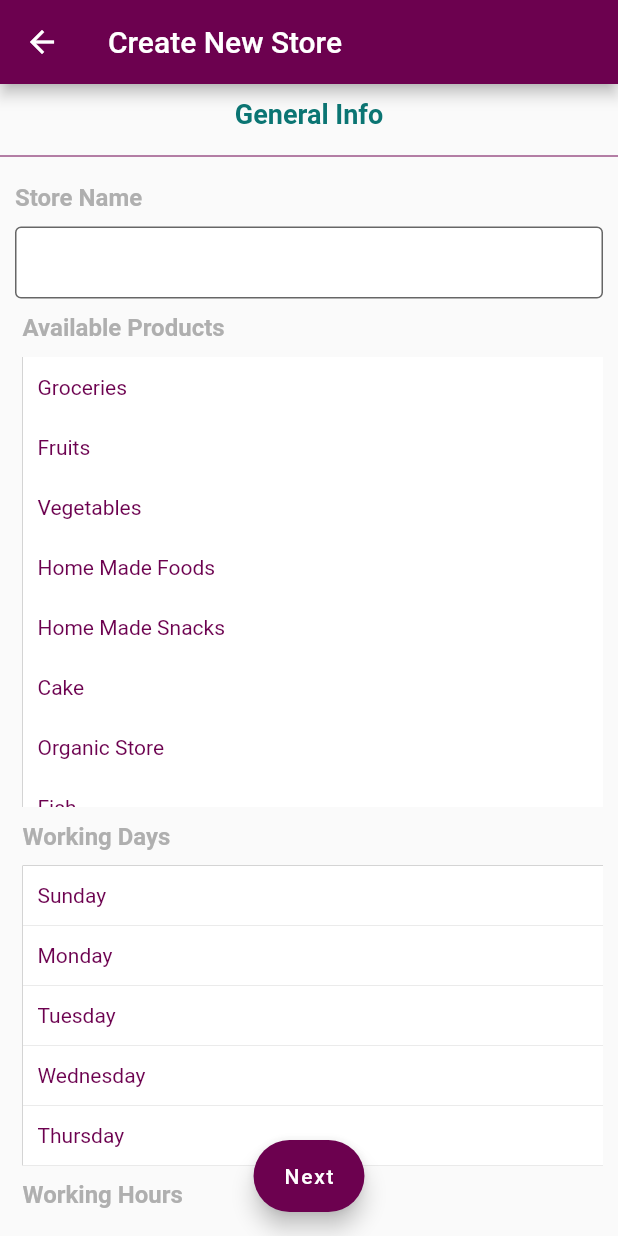
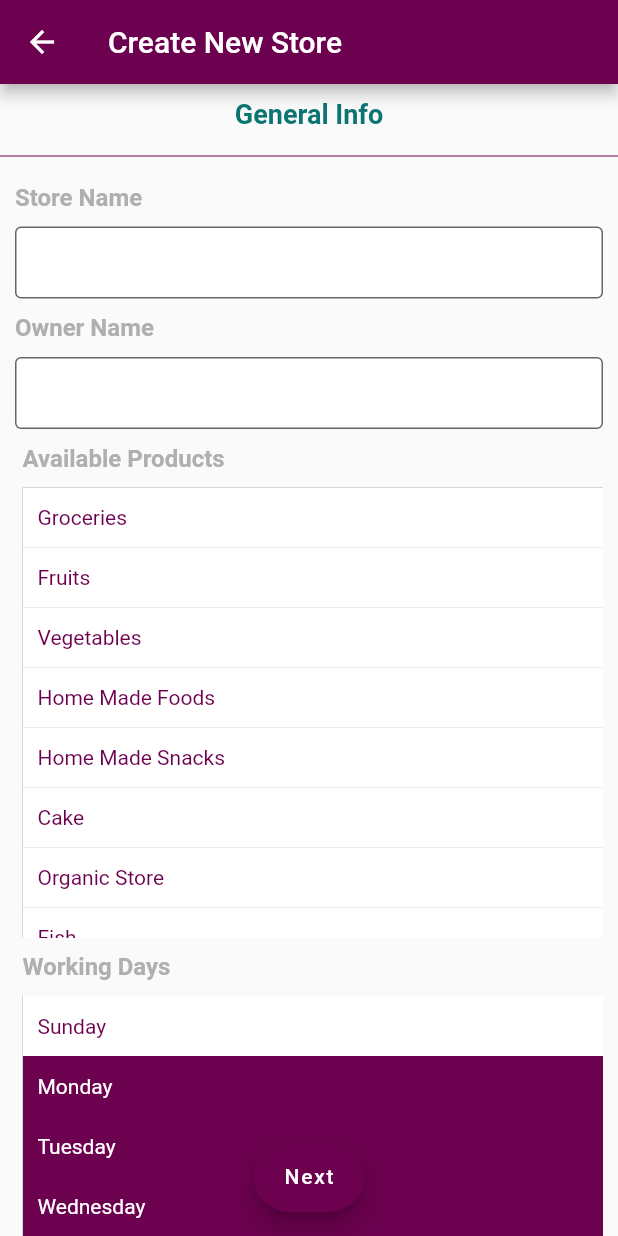
Before and after one commit to muthu-tm/food-seller-admin, a Flutter app: the AddNewStoreHome screen opened directly, on a phone screen of 412 x 824 dp. Run offline on Flutter 3.47's test engine with Material 2 defaults, Android fonts, the phone set to English and light mode, and no system bars; our stand-ins replace cloud_firestore, email_validator, firebase_analytics, firebase_auth, firebase_messaging, geolocator and 5 more; missing offline and left inert: encrypt, geoflutterfire; accounts and stored records are empty; generated files the repository leaves out were written again; Roboto replaces fonts that are missing (Georgia); statements that could not run were skipped.

Commit message:
completed add store; country code changed to int field

```diff
--- a/lib/db/models/delivery_details.dart
+++ b/lib/db/models/delivery_details.dart
@@ -7,9 +7,9 @@ class DeliveryDetails {
   @JsonKey(name: 'max_distance', defaultValue: 5)
   int maxDistance;
   @JsonKey(name: 'delivery_from')
-  int deliveryFrom;
+  String deliveryFrom;
   @JsonKey(name: 'delivery_till')
-  int deliveryTill;
+  String deliveryTill;
   @JsonKey(name: 'delivery_options', defaultValue: [1, 2])
   List<int> availableOptions;
   @JsonKey(name: 'delivery_charges_02')
--- /dev/null
+++ b/lib/db/models/geopoint_data.dart
@@ -0,0 +1,19 @@
+import 'package:json_annotation/json_annotation.dart';
+
+part 'geopoint_data.g.dart';
+
+@JsonSerializable(explicitToJson: true)
+class GeoPointData {
+  @JsonKey(name: 'latitude')
+  double latitude;
+  @JsonKey(name: 'longitude')
+  double longitude;
+  @JsonKey(name: 'geo_hash')
+  String geoHash;
+
+  GeoPointData();
+
+  factory GeoPointData.fromJson(Map<String, dynamic> json) =>
+      _$GeoPointDataFromJson(json);
+  Map<String, dynamic> toJson() => _$GeoPointDataToJson(this);
+}
--- a/lib/db/models/store_contacts.dart
+++ b/lib/db/models/store_contacts.dart
@@ -8,8 +8,8 @@ class StoreContacts {
   String contactName;
   @JsonKey(name: 'contact_number')
   int contactNumber;
-  @JsonKey(name: 'country_code', defaultValue: "+91")
-  String countryCode;
+  @JsonKey(name: 'country_code', defaultValue: 91)
+  int countryCode;
   @JsonKey(name: 'email', defaultValue: "")
   String emailId;
   @JsonKey(name: 'is_verified', defaultValue: false)
--- a/lib/db/models/store_locations.dart
+++ b/lib/db/models/store_locations.dart
@@ -1,14 +1,22 @@
 import 'package:chipchop_seller/db/models/delivery_details.dart';
+import 'package:chipchop_seller/db/models/model.dart';
+import 'package:chipchop_seller/db/models/store.dart';
 import 'package:chipchop_seller/db/models/store_contacts.dart';
 import 'package:chipchop_seller/db/models/address.dart';
+import 'package:chipchop_seller/db/models/geopoint_data.dart';
+import 'package:cloud_firestore/cloud_firestore.dart';
 import 'package:json_annotation/json_annotation.dart';
 
 part 'store_locations.g.dart';
 
 @JsonSerializable(explicitToJson: true)
 class StoreLocations {
+  @JsonKey(name: 'uuid', defaultValue: "")
+  String uuid;
   @JsonKey(name: 'loc_name', defaultValue: "")
   String locationName;
+  @JsonKey(name: 'geo_point', defaultValue: "")
+  GeoPointData geoPoint;
   @JsonKey(name: 'avail_products')
   List<int> availProducts;
   @JsonKey(name: 'working_days')
@@ -31,4 +39,20 @@ class StoreLocations {
   factory StoreLocations.fromJson(Map<String, dynamic> json) =>
       _$StoreLocationsFromJson(json);
   Map<String, dynamic> toJson() => _$StoreLocationsToJson(this);
+
+  CollectionReference getCollectionRef(String uuid) {
+    return Store().getDocumentReference(uuid).collection("store_locations");
+  }
+
+  Query getGroupQuery() {
+    return Model.db.collectionGroup('store_locations');
+  }
+
+  String getID() {
+    return this.uuid;
+  }
+
+  DocumentReference getDocumentReference(String storeUUID, String locUUID) {
+    return getCollectionRef(uuid).document();
+  }
 }
--- a/lib/db/models/user.dart
+++ b/lib/db/models/user.dart
@@ -18,7 +18,7 @@ class User extends Model {
   @JsonKey(name: 'mobile_number', nullable: false)
   int mobileNumber;
   @JsonKey(name: 'country_code', nullable: false)
-  String countryCode;
+  int countryCode;
   @JsonKey(name: 'emailID', defaultValue: "")
   String emailID;
   @JsonKey(name: 'password', nullable: false)
@@ -69,7 +69,7 @@ class User extends Model {
   }
 
   String getID() {
-    return this.countryCode+this.mobileNumber.toString();
+    return this.countryCode.toString() + this.mobileNumber.toString();
   }
 
   Stream<DocumentSnapshot> streamUserData() {
--- a/lib/screens/home/AuthPage.dart
+++ b/lib/screens/home/AuthPage.dart
@@ -431,7 +431,7 @@ class _SecretKeyAuthState extends State<SecretKeyAuth> {
       return;
     } else {
       String hashKey = HashGenerator.hmacGenerator(
-          _pController.text, _user.countryCode + _user.mobileNumber.toString());
+          _pController.text, _user.countryCode.toString() + _user.mobileNumber.toString());
       if (hashKey != _user.password) {
         widget._scaffoldKey.currentState.showSnackBar(
             CustomSnackBar.errorSnackBar(
--- a/lib/screens/home/LoginPage.dart
+++ b/lib/screens/home/LoginPage.dart
@@ -34,7 +34,7 @@ class _LoginPageState extends State<LoginPage> {
   User _user;
 
   String number = "";
-  String countryCode = "+91";
+  String countryCode = "91";
   String _smsVerificationCode;
 
   @override
@@ -301,7 +301,7 @@ class _LoginPageState extends State<LoginPage> {
   }
 
   _verifyPhoneNumber() async {
-    String phoneNumber = countryCode + number;
+    String phoneNumber = "+" + countryCode + number;
     final FirebaseAuth _auth = FirebaseAuth.instance;
     await _auth.verifyPhoneNumber(
         phoneNumber: phoneNumber,
--- a/lib/screens/settings/UserProfileWidget.dart
+++ b/lib/screens/settings/UserProfileWidget.dart
@@ -101,7 +101,9 @@ class UserProfileWidget extends StatelessWidget {
               ),
             ),
             title: TextFormField(
-              initialValue: user.countryCode+' '+user.mobileNumber.toString(),
+              initialValue: user.countryCode.toString() +
+                  ' ' +
+                  user.mobileNumber.toString(),
               decoration: InputDecoration(
                 fillColor: CustomColors.sellerLightGrey,
                 filled: true,
--- a/lib/screens/store/AddStoreHome.dart
+++ b/lib/screens/store/AddStoreHome.dart
@@ -1,11 +1,15 @@
 import 'package:chipchop_seller/app_localizations.dart';
 import 'package:chipchop_seller/db/models/address.dart';
+import 'package:chipchop_seller/db/models/delivery_details.dart';
 import 'package:chipchop_seller/db/models/product_categories.dart';
 import 'package:chipchop_seller/db/models/store.dart';
+import 'package:chipchop_seller/db/models/store_contacts.dart';
 import 'package:chipchop_seller/db/models/store_locations.dart';
 import 'package:chipchop_seller/screens/store/LocationPicker.dart';
+import 'package:chipchop_seller/screens/utils/AddressWidget.dart';
 import 'package:chipchop_seller/screens/utils/CustomColors.dart';
 import 'package:chipchop_seller/screens/utils/CustomSnackBar.dart';
+import 'package:chipchop_seller/services/controllers/user/user_service.dart';
 import 'package:flutter/material.dart';
 
 class AddNewStoreHome extends StatefulWidget {
@@ -16,9 +20,11 @@ class AddNewStoreHome extends StatefulWidget {
 class _AddNewStoreHomeState extends State<AddNewStoreHome> {
   final GlobalKey<ScaffoldState> _scaffoldKey = GlobalKey<ScaffoldState>();
   final GlobalKey<FormState> _formKey = GlobalKey<FormState>();
+  Address sAddress = Address();
   String storeName = '';
+  String ownedBy = '';
   List<int> availProducts = [];
-  List<int> workingDays = [];
+  List<int> workingDays = [1, 2, 3, 4, 5];
   TimeOfDay fromTime = TimeOfDay(hour: 9, minute: 0);
   TimeOfDay tillTime = TimeOfDay(hour: 18, minute: 0);
   String activeFrom;
@@ -39,6 +45,8 @@ class _AddNewStoreHomeState extends State<AddNewStoreHome> {
     super.initState();
     activeFrom = '${fromTime.hour}:${fromTime.minute}';
     activeTill = '${tillTime.hour}:${tillTime.minute}';
+
+    ownedBy = cachedLocalUser.firstName + cachedLocalUser.lastName;
   }
 
   @override
@@ -46,7 +54,9 @@ class _AddNewStoreHomeState extends State<AddNewStoreHome> {
     return Scaffold(
       key: _scaffoldKey,
       appBar: AppBar(
-        title: Text("Create New Store"),
+        title: Text(
+          AppLocalizations.of(context).translate('create_new_store'),
+        ),
         backgroundColor: CustomColors.sellerPurple,
       ),
       floatingActionButtonLocation: FloatingActionButtonLocation.centerFloat,
@@ -56,20 +66,50 @@ class _AddNewStoreHomeState extends State<AddNewStoreHome> {
           final FormState form = _formKey.currentState;
 
           if (form.validate()) {
+            if (availProducts.length == 0) {
+              _scaffoldKey.currentState.showSnackBar(
+                CustomSnackBar.errorSnackBar(
+                    "Please Select your available products!", 2),
+              );
+              return;
+            }
+            if (workingDays.length == 0) {
+              _scaffoldKey.currentState.showSnackBar(
+                CustomSnackBar.errorSnackBar(
+                    "Please Set your working days!", 2),
+              );
+              return;
+            }
+            if (sAddress.pincode == null || sAddress.pincode.isEmpty) {
+              _scaffoldKey.currentState.showSnackBar(
+                CustomSnackBar.errorSnackBar("Please enter your PINCODE!", 2),
+              );
+              return;
+            }
             Store store = Store();
             StoreLocations loc = StoreLocations();
+            StoreContacts contacts = StoreContacts();
+            contacts.contactName = cachedLocalUser.firstName;
+            contacts.contactNumber = cachedLocalUser.mobileNumber;
+            contacts.countryCode = cachedLocalUser.countryCode;
+            contacts.isActive = true;
+            contacts.isVerfied = true;
+
             store.storeName = this.storeName;
+            store.ownedBy = this.ownedBy;
             loc.availProducts = this.availProducts;
             loc.activeFrom = activeFrom;
             loc.activeTill = activeTill;
             loc.locationName = storeName;
+            loc.address = sAddress;
             loc.workingDays = workingDays;
-            store.locations = [loc];
+            loc.contacts = [contacts];
+            loc.deliveryDetails = [DeliveryDetails()];
 
             Navigator.push(
               context,
               MaterialPageRoute(
-                builder: (context) => LocationPicker(store),
+                builder: (context) => LocationPicker(store, loc),
                 settings: RouteSettings(name: '/settings/store/add/location'),
               ),
             );
@@ -78,7 +118,9 @@ class _AddNewStoreHomeState extends State<AddNewStoreHome> {
                 CustomSnackBar.errorSnackBar("Please fill valid data!", 2));
           }
         },
-        label: Text("Next"),
+        label: Text(
+          AppLocalizations.of(context).translate('button_next'),
+        ),
       ),
       body: Form(
         key: _formKey,
@@ -120,6 +162,7 @@ class _AddNewStoreHomeState extends State<AddNewStoreHome> {
                 Padding(
                   padding: EdgeInsets.only(left: 10, top: 10, right: 10),
                   child: TextFormField(
+                    autofocus: false,
                     keyboardType: TextInputType.text,
                     textAlign: TextAlign.start,
                     initialValue: storeName,
@@ -137,6 +180,46 @@ class _AddNewStoreHomeState extends State<AddNewStoreHome> {
                         return "Enter Store Name";
                       } else {
                         this.storeName = name.trim();
+                      }
+                      return null;
+                    },
+                  ),
+                ),
+                Padding(
+                  padding: EdgeInsets.only(left: 10.0, top: 10),
+                  child: Align(
+                    alignment: Alignment.topLeft,
+                    child: Text(
+                      AppLocalizations.of(context).translate('owner_name'),
+                      style: TextStyle(
+                          fontFamily: "Georgia",
+                          color: CustomColors.sellerGrey,
+                          fontWeight: FontWeight.bold,
+                          fontSize: 16),
+                    ),
+                  ),
+                ),
+                Padding(
+                  padding: EdgeInsets.only(left: 10, top: 10, right: 10),
+                  child: TextFormField(
+                    autofocus: false,
+                    keyboardType: TextInputType.text,
+                    textAlign: TextAlign.start,
+                    initialValue: ownedBy,
+                    decoration: InputDecoration(
+                      fillColor: CustomColors.sellerWhite,
+                      filled: true,
+                      contentPadding:
+                          EdgeInsets.symmetric(vertical: 1.0, horizontal: 5.0),
+                      border: OutlineInputBorder(
+                          borderSide:
+                              BorderSide(color: CustomColors.sellerGrey)),
+                    ),
+                    validator: (owner) {
+                      if (owner.isEmpty) {
+                        return "Enter Owner Name";
+                      } else {
+                        this.ownedBy = owner.trim();
                       }
                       return null;
                     },
@@ -315,53 +398,8 @@ class _AddNewStoreHomeState extends State<AddNewStoreHome> {
                   ),
                 ),
                 Padding(
-                  padding: EdgeInsets.only(left: 15.0, top: 10, right: 10),
-                  child: Card(
-                    child: Container(
-                      child: Column(
-                        children: [
-                          Container(
-                            height: 40,
-                            alignment: Alignment.center,
-                            child: Text(
-                              AppLocalizations.of(context)
-                                  .translate('delivery_details'),
-                              textAlign: TextAlign.center,
-                              style: TextStyle(
-                                fontSize: 18,
-                                fontFamily: "Georgia",
-                                fontWeight: FontWeight.bold,
-                                color: CustomColors.sellerButtonGreen,
-                              ),
-                            ),
-                          ),
-                          Divider(
-                            color: CustomColors.sellerPurple,
-                          ),
-                          Padding(
-                            padding: EdgeInsets.all(5),
-                            child: Row(
-                              children: [
-                                SizedBox(
-                                  width: 85,
-                                  child: Text(
-                                    AppLocalizations.of(context)
-                                        .translate('max_delivery'),
-                                    style: TextStyle(
-                                      fontSize: 18,
-                                      fontFamily: "Georgia",
-                                      fontWeight: FontWeight.bold,
-                                      color: CustomColors.sellerButtonGreen,
-                                    ),
-                                  ),
-                                ),
-                              ],
-                            ),
-                          )
-                        ],
-                      ),
-                    ),
-                  ),
+                  padding: EdgeInsets.all(5),
+                  child: AddressWidget("Store Address", Address(), sAddress),
                 ),
                 SizedBox(height: 80),
               ],
--- a/lib/services/controllers/auth/auth_controller.dart
+++ b/lib/services/controllers/auth/auth_controller.dart
@@ -10,12 +10,12 @@ import 'package:firebase_auth/firebase_auth.dart';
 import 'package:shared_preferences/shared_preferences.dart';
 
 class AuthController {
-  dynamic registerWithMobileNumber(int mobileNumber, String countryCode,
+  dynamic registerWithMobileNumber(int mobileNumber, int countryCode,
       String passkey, String firstName, String lastName, String uid) async {
     try {
       User user = User();
       String hKey = HashGenerator.hmacGenerator(
-          passkey, countryCode + mobileNumber.toString());
+          passkey, countryCode.toString() + mobileNumber.toString());
       user.password = hKey;
       user.countryCode = countryCode;
       user.mobileNumber = mobileNumber;
--- a/lib/services/controllers/user/user_controller.dart
+++ b/lib/services/controllers/user/user_controller.dart
@@ -6,7 +6,7 @@ import 'package:chipchop_seller/services/utils/response_utils.dart';
 
 class UserController {
   String getCurrentUserID() {
-    return cachedLocalUser.countryCode +
+    return cachedLocalUser.countryCode.toString() +
         cachedLocalUser.mobileNumber.toString();
   }
 
```
Also changed, not shown: lang/en.json (+7 -1 lines), lib/db/models/store.dart (+36 -2 lines), lib/screens/home/MobileSigninPage.dart (+5 -5 lines), lib/screens/home/PhoneAuthVerify.dart (+5 -4 lines), lib/screens/store/LocationPicker.dart (+62 -81 lines), lib/db/models/delivery_details.g.dart, lib/db/models/geopoint_data.g.dart (added), lib/db/models/store.g.dart, lib/db/models/store_contacts.g.dart, lib/db/models/store_locations.g.dart, lib/db/models/user.g.dart.
